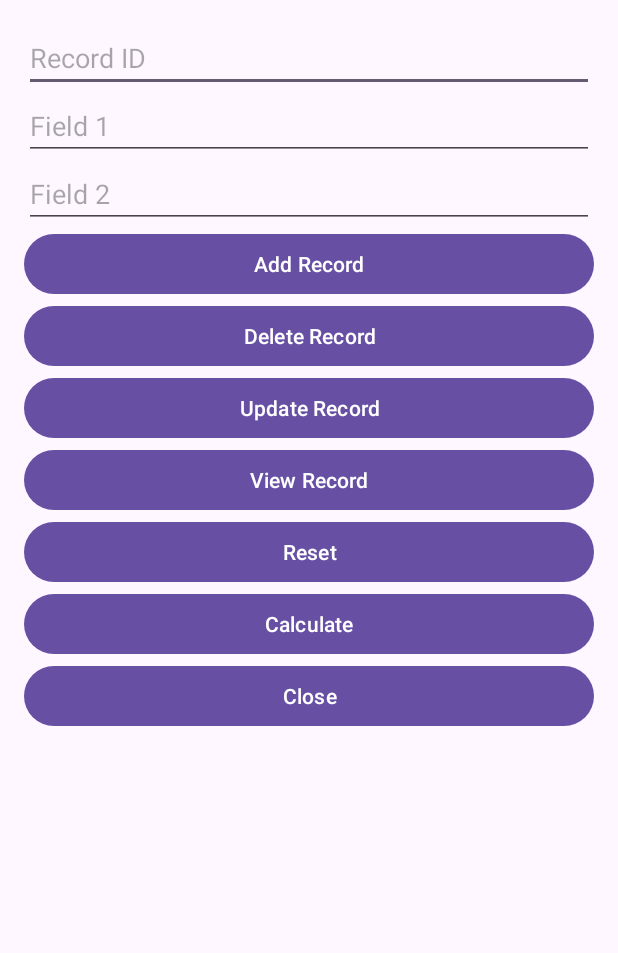
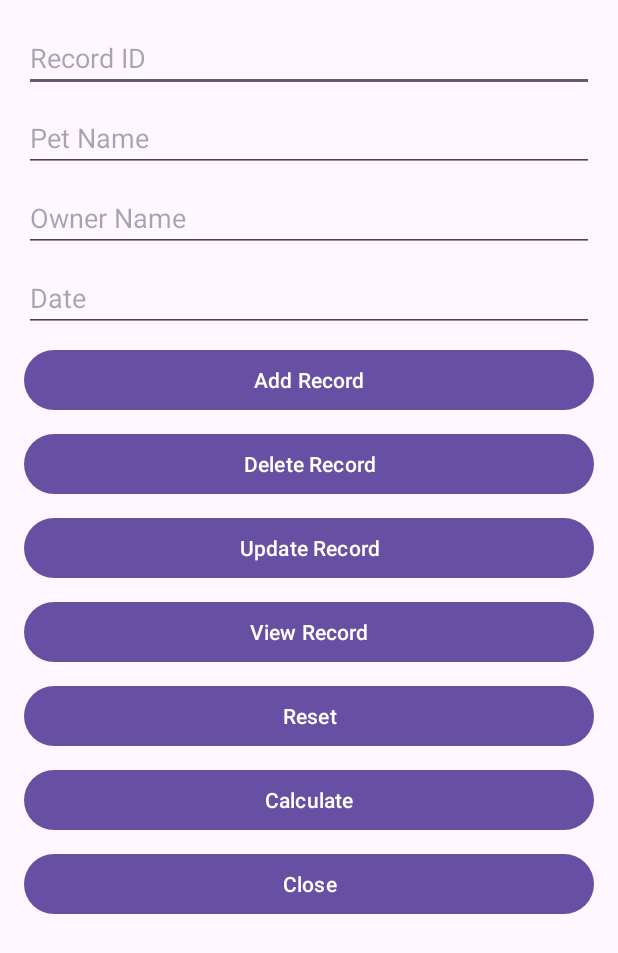
Before and after one commit to abrar0111/pawspa, an Android app: the activity_admin screen opened directly, with no data from a screen before it, on a phone screen of 412 x 824 dp. Shown: the top 953 px of the screen. Run offline under Robolectric (Android 15) with nearby library versions, the phone set to English and light mode, and no system bars; our stand-ins replace Firebase (no records; nobody signed in at launch, a user with empty details on screens opened directly).

```diff
--- a/app/src/main/AndroidManifest.xml
+++ b/app/src/main/AndroidManifest.xml
@@ -12,6 +12,9 @@
         android:supportsRtl="true"
         android:theme="@style/Theme.Pawspa"
         tools:targetApi="31">
+        <activity
+            android:name=".item_record"
+            android:exported="false" />
         <activity
             android:name=".activity_transaction"
             android:exported="false" />
--- a/app/src/main/res/layout/activity_admin.xml
+++ b/app/src/main/res/layout/activity_admin.xml
@@ -9,59 +9,85 @@
         android:id="@+id/etRecordId"
         android:layout_width="match_parent"
         android:layout_height="wrap_content"
-        android:hint="Record ID"/>
+        android:hint="Record ID"
+        android:inputType="text" />
 
     <EditText
-        android:id="@+id/etField1"
+        android:id="@+id/etPetName"
         android:layout_width="match_parent"
         android:layout_height="wrap_content"
-        android:hint="Field 1"/>
+        android:layout_marginTop="8dp"
+        android:hint="Pet Name"
+        android:inputType="text" />
 
     <EditText
-        android:id="@+id/etField2"
+        android:id="@+id/etOwnerName"
         android:layout_width="match_parent"
         android:layout_height="wrap_content"
-        android:hint="Field 2"/>
+        android:layout_marginTop="8dp"
+        android:hint="Owner Name"
+        android:inputType="text" />
+
+    <EditText
+        android:id="@+id/etDate"
+        android:layout_width="match_parent"
+        android:layout_height="wrap_content"
+        android:layout_marginTop="8dp"
+        android:hint="Date"
+        android:inputType="date" />
 
     <Button
         android:id="@+id/btnAddRecord"
         android:layout_width="match_parent"
         android:layout_height="wrap_content"
-        android:text="Add Record"/>
+        android:layout_marginTop="8dp"
+        android:text="Add Record" />
 
     <Button
         android:id="@+id/btnDeleteRecord"
         android:layout_width="match_parent"
         android:layout_height="wrap_content"
-        android:text="Delete Record"/>
+        android:layout_marginTop="8dp"
+        android:text="Delete Record" />
 
     <Button
         android:id="@+id/btnUpdateRecord"
         android:layout_width="match_parent"
         android:layout_height="wrap_content"
-        android:text="Update Record"/>
+        android:layout_marginTop="8dp"
+        android:text="Update Record" />
 
     <Button
         android:id="@+id/btnViewRecord"
         android:layout_width="match_parent"
         android:layout_height="wrap_content"
-        android:text="View Record"/>
+        android:layout_marginTop="8dp"
+        android:text="View Record" />
 
     <Button
         android:id="@+id/btnReset"
         android:layout_width="match_parent"
         android:layout_height="wrap_content"
-        android:text="Reset"/>
+        android:layout_marginTop="8dp"
+        android:text="Reset" />
 
     <Button
         android:id="@+id/btnCalculate"
         android:layout_width="match_parent"
         android:layout_height="wrap_content"
-        android:text="Calculate"/>
+        android:layout_marginTop="8dp"
+        android:text="Calculate" />
 
     <Button
         android:id="@+id/btnClose"
         android:layout_width="match_parent"
         android:layout_height="wrap_content"
-        android:text="Close"/>
+        android:layout_marginTop="8dp"
+        android:text="Close" />
+
+    <androidx.recyclerview.widget.RecyclerView
+        android:id="@+id/recyclerView"
+        android:layout_width="match_parent"
+        android:layout_height="wrap_content"
+        android:layout_marginTop="16dp" />
 </LinearLayout>
--- a/build.gradle.kts
+++ b/build.gradle.kts
@@ -2,4 +2,5 @@
 plugins {
     alias(libs.plugins.android.application) apply false
     id("com.google.gms.google-services") version "4.4.1" apply false
+
 }
--- a/gradle/libs.versions.toml
+++ b/gradle/libs.versions.toml
@@ -8,6 +8,9 @@ material = "1.12.0"
 activity = "1.9.0"
 constraintlayout = "2.1.4"
 firebaseFirestore = "25.0.0"
+googleGmsGoogleServices = "4.4.1"
+firebaseAuth = "23.0.0"
+firebaseDatabase = "21.0.0"
 
 [libraries]
 junit = { group = "junit", name = "junit", version.ref = "junit" }
@@ -18,6 +21,9 @@ material = { group = "com.google.android.material", name = "material", version.r
 activity = { group = "androidx.activity", name = "activity", version.ref = "activity" }
 constraintlayout = { group = "androidx.constraintlayout", name = "constraintlayout", version.ref = "constraintlayout" }
 firebase-firestore = { group = "com.google.firebase", name = "firebase-firestore", version.ref = "firebaseFirestore" }
+firebase-auth = { group = "com.google.firebase", name = "firebase-auth", version.ref = "firebaseAuth" }
+firebase-database = { group = "com.google.firebase", name = "firebase-database", version.ref = "firebaseDatabase" }
 
 [plugins]
 android-application = { id = "com.android.application", version.ref = "agp" }
+google-gms-google-services = { id = "com.google.gms.google-services", version.ref = "googleGmsGoogleServices" }
```
Also changed, not shown: app/build.gradle.kts (+7 -0 lines), app/src/main/java/com/example/pawspa/activity_admin.java (+115 -45 lines), app/src/main/java/com/example/pawspa/activity_login.java (+33 -1 lines), app/src/main/java/com/example/pawspa/activity_register.java (+33 -15 lines), app/src/main/java/com/example/pawspa/activity_transaction.java (+18 -9 lines), app/src/main/java/com/example/pawspa/item_record.java (added, +56 -0 lines), app/src/main/res/layout/activity_login.xml (+8 -6 lines), app/src/main/res/layout/activity_transaction.xml (+11 -5 lines), app/src/main/res/layout/item_record.xml (added, +31 -0 lines), app/src/main/res/layout/activity_register.xml (line endings or trailing spaces).
